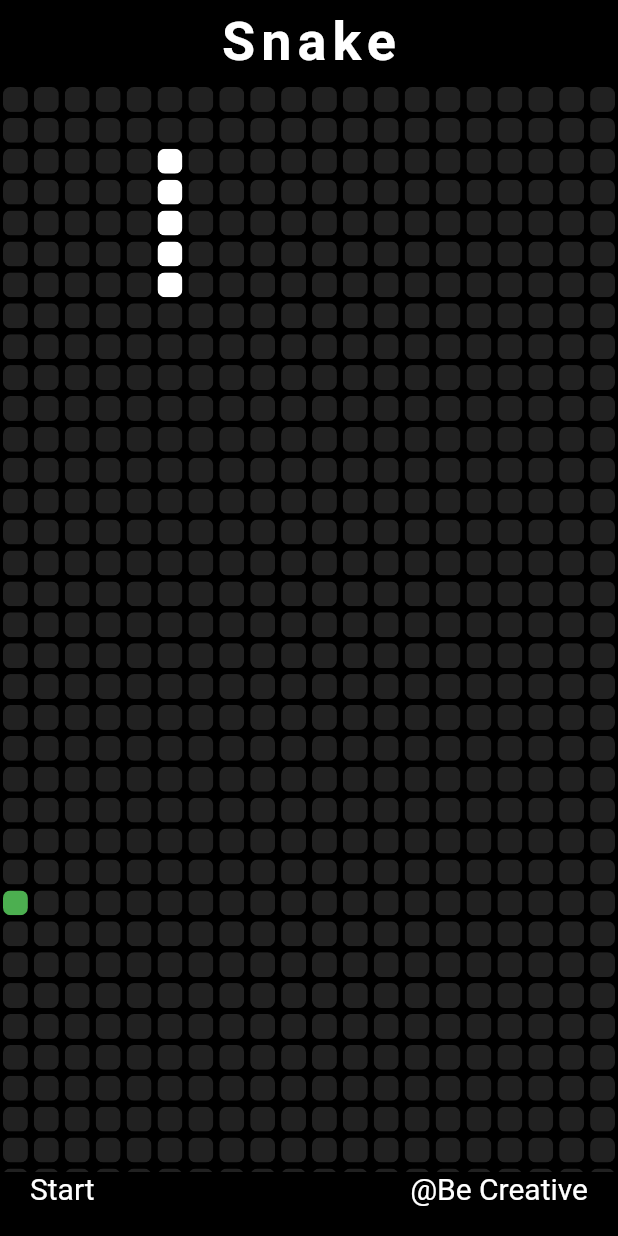
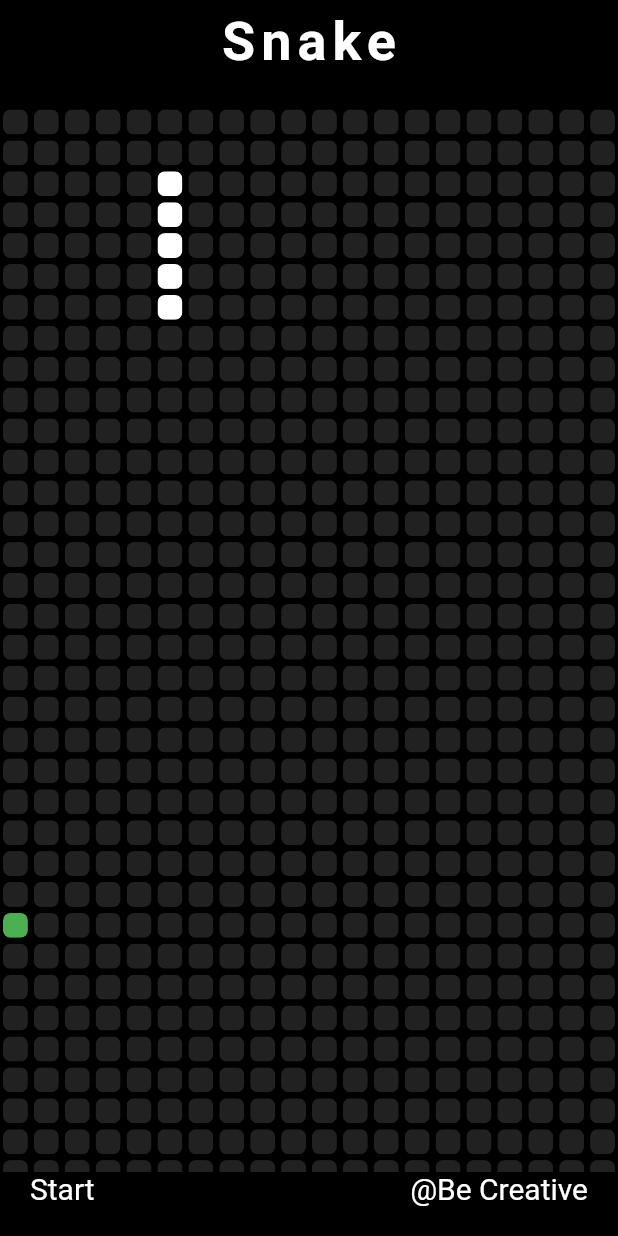
Before and after one commit to qyothm/game_snake, a Flutter app: the screen it shows after launch, on a phone screen of 412 x 824 dp. Run offline on Flutter 3.47's test engine with Material 2 defaults, Android fonts, the phone set to English and light mode, and no system bars.

Commit message:
first commit

```diff
--- a/lib/snake/views/snake_screen.dart
+++ b/lib/snake/views/snake_screen.dart
@@ -166,10 +166,13 @@ class _SnakeScreenState extends State<SnakeScreen> {
                   direction = 'left';
                 }
               },
+              child: Container(
+                margin: const EdgeInsets.only(top: 15.0),
                 child: GridView.builder(
                     physics: const NeverScrollableScrollPhysics(),
                     itemCount: numberOfSquares,
-                  gridDelegate: const SliverGridDelegateWithFixedCrossAxisCount(
+                    gridDelegate:
+                        const SliverGridDelegateWithFixedCrossAxisCount(
                             crossAxisCount: 20),
                     itemBuilder: (BuildContext context, int index) {
                       if (snakePosition.contains(index)) {
@@ -205,6 +208,7 @@ class _SnakeScreenState extends State<SnakeScreen> {
                     }),
               ),
             ),
+          ),
           Padding(
             padding:
                 const EdgeInsets.only(bottom: 20.0, left: 20.0, right: 20.0),
```
Lines whose indentation alone changed are shown as unchanged.
